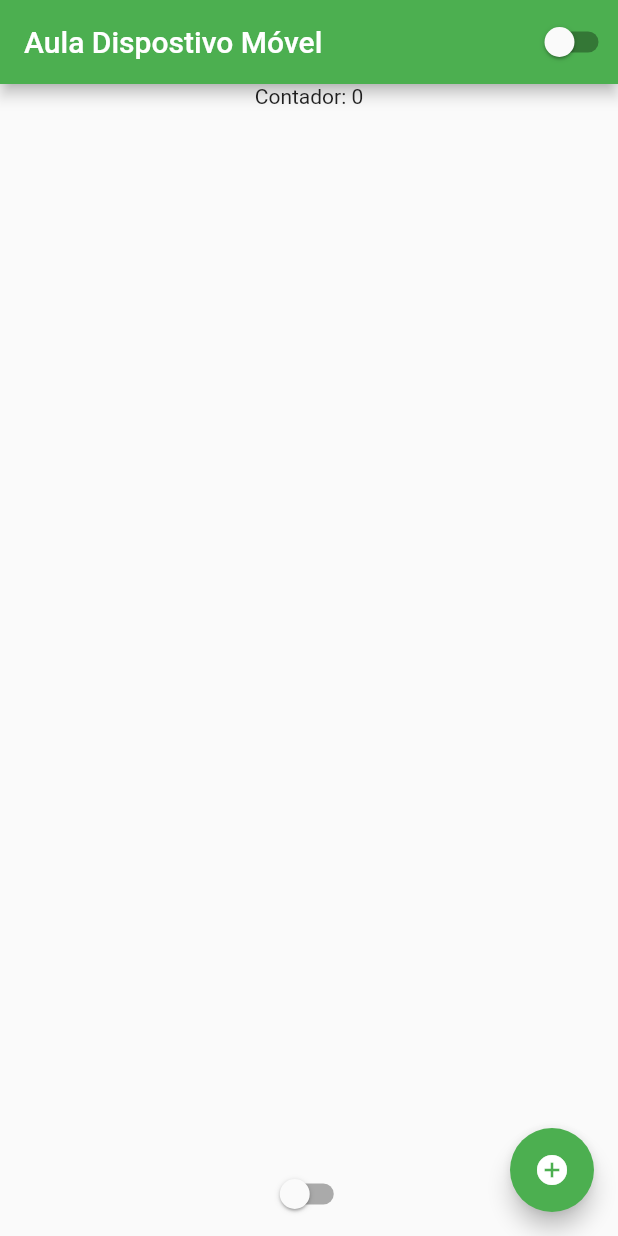
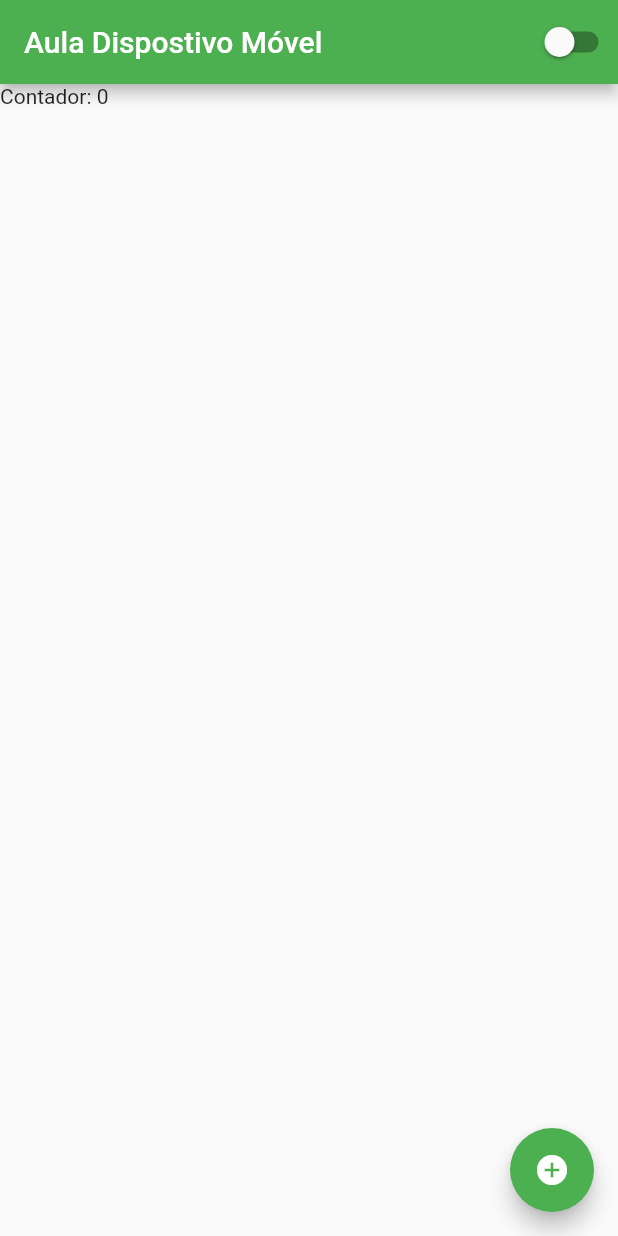
Before and after one commit to claytonferraz/flutter_aula2021_1, a Flutter app: the screen it shows after launch, on a phone screen of 412 x 824 dp. Run offline on Flutter 3.47's test engine with Material 2 defaults, Android fonts, the phone set to English and light mode, and no system bars.

Commit message:
Aula 1.11.2
ListView

```diff
--- a/lib/home_page.dart
+++ b/lib/home_page.dart
@@ -26,11 +26,15 @@ class HomePageState extends State<HomePage> {
       body: Container(
         width: double.infinity,
         height: double.infinity,
-        child: Column(
-          mainAxisAlignment: MainAxisAlignment.center,
-          // crossAxisAlignment: CrossAxisAlignment.start,
+        child: ListView(
           children: [
             Text('Contador: $counter'),
+            Container(
+              height: 50,
+            ),
+            Container(
+              height: 50,
+            ),
             Container(
               height: 50,
             ),
```
